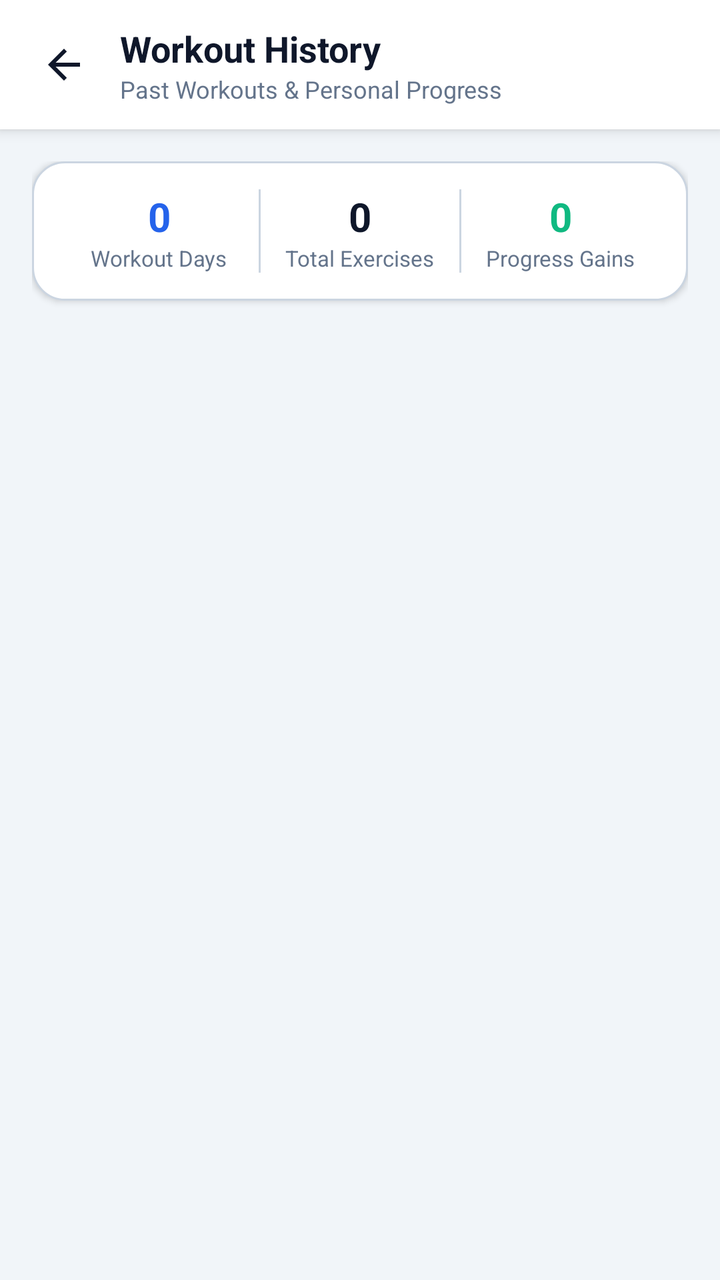
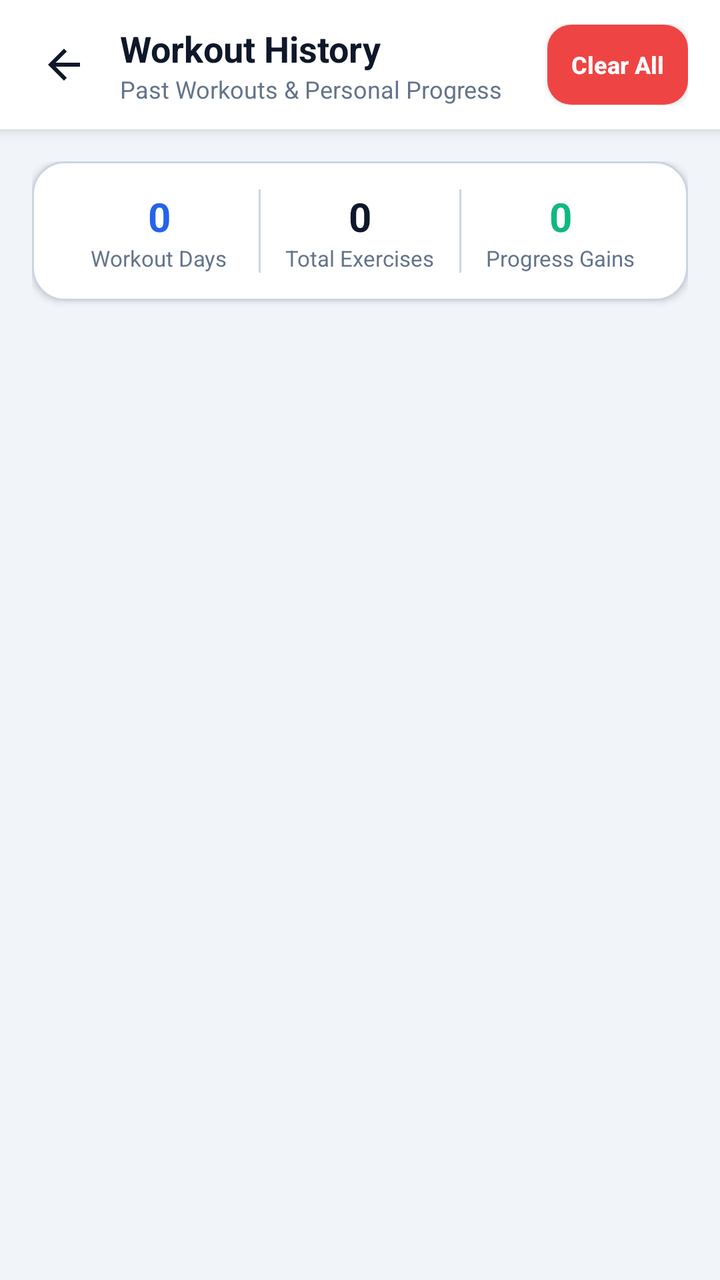

Two renders of the same Android screen: before a commit and after it. Below are the layout's source before the change and the commit's diff.
<!-- AndroidManifest.xml: application theme Theme.FitTrack -->
<!-- res/layout/activity_history.xml -->
<?xml version="1.0" encoding="utf-8"?>
<LinearLayout xmlns:android="http://schemas.android.com/apk/res/android"
    xmlns:tools="http://schemas.android.com/tools"
    android:layout_width="match_parent"
    android:layout_height="match_parent"
    android:background="?android:attr/colorBackground"
    android:orientation="vertical">

    
    <LinearLayout
        android:layout_width="match_parent"
        android:layout_height="wrap_content"
        android:background="?attr/colorSurface"
        android:elevation="4dp"
        android:gravity="center_vertical"
        android:orientation="horizontal"
        android:paddingStart="12dp"
        android:paddingTop="12dp"
        android:paddingEnd="16dp"
        android:paddingBottom="12dp">

        <ImageButton
            android:id="@+id/btnHistoryBack"
            android:layout_width="40dp"
            android:layout_height="40dp"
            android:background="?attr/selectableItemBackgroundBorderless"
            android:contentDescription="Go back"
            android:src="@drawable/ic_arrow_back" />

        <LinearLayout
            android:layout_width="0dp"
            android:layout_height="wrap_content"
            android:layout_marginStart="8dp"
            android:layout_weight="1"
            android:orientation="vertical">

            <TextView
                android:layout_width="wrap_content"
                android:layout_height="wrap_content"
                android:text="Workout History"
                android:textColor="?android:attr/textColorPrimary"
                android:textSize="18sp"
                android:textStyle="bold" />

            <TextView
                android:layout_width="wrap_content"
                android:layout_height="wrap_content"
                android:text="Past Workouts &amp; Personal Progress"
                android:textColor="?android:attr/textColorSecondary"
                android:textSize="12sp" />

        </LinearLayout>

    </LinearLayout>

    
    <LinearLayout
        android:layout_width="match_parent"
        android:layout_height="match_parent"
        android:orientation="vertical"
        android:padding="16dp">

        
        <LinearLayout
            android:id="@+id/llHistorySummaryBar"
            android:layout_width="match_parent"
            android:layout_height="wrap_content"
            android:layout_marginBottom="16dp"
            android:background="@drawable/bg_card"
            android:elevation="2dp"
            android:orientation="horizontal"
            android:padding="14dp"
            android:weightSum="3">

            <LinearLayout
                android:layout_width="0dp"
                android:layout_height="wrap_content"
                android:layout_weight="1"
                android:gravity="center"
                android:orientation="vertical">

                <TextView
                    android:id="@+id/tvTotalSessionsCount"
                    android:layout_width="wrap_content"
                    android:layout_height="wrap_content"
                    android:text="0"
                    android:textColor="?attr/colorPrimary"
                    android:textSize="20sp"
                    android:textStyle="bold" />

                <TextView
                    android:layout_width="wrap_content"
                    android:layout_height="wrap_content"
                    android:text="Workout Days"
                    android:textColor="?android:attr/textColorSecondary"
                    android:textSize="11sp" />
            </LinearLayout>

            <View
                android:layout_width="1dp"
                android:layout_height="match_parent"
                android:background="@color/border" />

            <LinearLayout
                android:layout_width="0dp"
                android:layout_height="wrap_content"
                android:layout_weight="1"
                android:gravity="center"
                android:orientation="vertical">

                <TextView
                    android:id="@+id/tvTotalExercisesCount"
                    android:layout_width="wrap_content"
                    android:layout_height="wrap_content"
                    android:text="0"
                    android:textColor="?android:attr/textColorPrimary"
                    android:textSize="20sp"
                    android:textStyle="bold" />

                <TextView
                    android:layout_width="wrap_content"
                    android:layout_height="wrap_content"
                    android:text="Total Exercises"
                    android:textColor="?android:attr/textColorSecondary"
                    android:textSize="11sp" />
            </LinearLayout>

            <View
                android:layout_width="1dp"
                android:layout_height="match_parent"
                android:background="@color/border" />

            <LinearLayout
                android:layout_width="0dp"
                android:layout_height="wrap_content"
                android:layout_weight="1"
                android:gravity="center"
                android:orientation="vertical">

                <TextView
                    android:id="@+id/tvTotalProgressCount"
                    android:layout_width="wrap_content"
                    android:layout_height="wrap_content"
                    android:text="0"
                    android:textColor="@color/accent"
                    android:textSize="20sp"
                    android:textStyle="bold" />

                <TextView
                    android:layout_width="wrap_content"
                    android:layout_height="wrap_content"
                    android:text="Progress Gains"
                    android:textColor="?android:attr/textColorSecondary"
                    android:textSize="11sp" />
            </LinearLayout>

        </LinearLayout>

        
        <LinearLayout
            android:id="@+id/llHistoryEmptyState"
            android:layout_width="match_parent"
            android:layout_height="wrap_content"
            android:layout_marginTop="32dp"
            android:gravity="center"
            android:orientation="vertical"
            android:padding="24dp"
            android:visibility="gone">

            <TextView
                android:layout_width="wrap_content"
                android:layout_height="wrap_content"
                android:text="📊"
                android:textSize="44sp" />

            <TextView
                android:layout_width="wrap_content"
                android:layout_height="wrap_content"
                android:layout_marginTop="12dp"
                android:text="No Workout History Yet"
                android:textColor="?android:attr/textColorPrimary"
                android:textSize="18sp"
                android:textStyle="bold" />

            <TextView
                android:layout_width="wrap_content"
                android:layout_height="wrap_content"
                android:layout_marginTop="6dp"
                android:gravity="center"
                android:text="Complete a workout routine to log your exercises and track your personal progress over time."
                android:textColor="?android:attr/textColorSecondary"
                android:textSize="13sp" />

            <androidx.appcompat.widget.AppCompatButton
                android:id="@+id/btnStartFirstWorkout"
                android:layout_width="wrap_content"
                android:layout_height="42dp"
                android:layout_marginTop="18dp"
                android:background="@drawable/bg_button_primary"
                android:paddingStart="16dp"
                android:paddingEnd="16dp"
                android:text="Go to Routines"
                android:textAllCaps="false"
                android:textColor="@color/white"
                android:textSize="13sp"
                android:textStyle="bold" />

        </LinearLayout>

        
        <androidx.recyclerview.widget.RecyclerView
            android:id="@+id/rvWorkoutHistory"
            android:layout_width="match_parent"
            android:layout_height="match_parent"
            android:clipToPadding="false"
            android:paddingBottom="16dp"
            tools:listitem="@layout/item_history_date_group" />

    </LinearLayout>

</LinearLayout>
<!-- res/layout/item_history_date_group.xml (included above) -->
<?xml version="1.0" encoding="utf-8"?>
<LinearLayout xmlns:android="http://schemas.android.com/apk/res/android"
    android:layout_width="match_parent"
    android:layout_height="wrap_content"
    android:layout_marginBottom="16dp"
    android:background="@drawable/bg_card"
    android:elevation="2dp"
    android:orientation="vertical"
    android:padding="16dp">

    
    <LinearLayout
        android:layout_width="match_parent"
        android:layout_height="wrap_content"
        android:gravity="center_vertical"
        android:orientation="horizontal">

        <TextView
            android:layout_width="wrap_content"
            android:layout_height="wrap_content"
            android:text="📅"
            android:textSize="18sp" />

        <LinearLayout
            android:layout_width="0dp"
            android:layout_height="wrap_content"
            android:layout_marginStart="8dp"
            android:layout_weight="1"
            android:orientation="vertical">

            <TextView
                android:id="@+id/tvDateGroupTitle"
                android:layout_width="wrap_content"
                android:layout_height="wrap_content"
                android:text="Tuesday, Nov 24, 2026"
                android:textColor="?android:attr/textColorPrimary"
                android:textSize="16sp"
                android:textStyle="bold" />

            <TextView
                android:id="@+id/tvDateGroupSubtitle"
                android:layout_width="wrap_content"
                android:layout_height="wrap_content"
                android:layout_marginTop="1dp"
                android:text="3 exercises logged"
                android:textColor="?android:attr/textColorSecondary"
                android:textSize="12sp" />

        </LinearLayout>

        <TextView
            android:id="@+id/tvDateGroupDuration"
            android:layout_width="wrap_content"
            android:layout_height="wrap_content"
            android:background="@drawable/bg_badge_neutral"
            android:paddingStart="8dp"
            android:paddingTop="4dp"
            android:paddingEnd="8dp"
            android:paddingBottom="4dp"
            android:text="⏱ 45 min"
            android:textColor="?attr/colorPrimary"
            android:textSize="12sp"
            android:textStyle="bold"
            android:visibility="gone" />

    </LinearLayout>

    
    <View
        android:layout_width="match_parent"
        android:layout_height="1dp"
        android:layout_marginTop="12dp"
        android:layout_marginBottom="6dp"
        android:background="@color/border" />

    
    <LinearLayout
        android:id="@+id/llDateExercisesContainer"
        android:layout_width="match_parent"
        android:layout_height="wrap_content"
        android:orientation="vertical" />

</LinearLayout>
<!-- resources referenced by this layout -->
<resources>
  <color name="accent">#10B981</color>
  <color name="border">#CBD5E1</color>
  <color name="white">#FFFFFFFF</color>
  <!-- drawable bg_badge_neutral (drawable) -->
  <?xml version="1.0" encoding="utf-8"?>
  <shape xmlns:android="http://schemas.android.com/apk/res/android"
      android:shape="rectangle">
      <solid android:color="@color/badge_neutral_bg" />
      <corners android:radius="12dp" />
      <stroke android:width="1dp" android:color="@color/badge_neutral_stroke" />
  </shape>
  <!-- drawable bg_button_primary (drawable) -->
  <?xml version="1.0" encoding="utf-8"?>
  <ripple xmlns:android="http://schemas.android.com/apk/res/android"
      android:color="#40FFFFFF">
      <item>
          <shape android:shape="rectangle">
              <solid android:color="@color/primary" />
              <corners android:radius="12dp" />
              <padding
                  android:bottom="14dp"
                  android:left="16dp"
                  android:right="16dp"
                  android:top="14dp" />
          </shape>
      </item>
  </ripple>
  <!-- drawable bg_card (drawable) -->
  <?xml version="1.0" encoding="utf-8"?>
  <shape xmlns:android="http://schemas.android.com/apk/res/android"
      android:shape="rectangle">
      <solid android:color="@color/surface" />
      <corners android:radius="16dp" />
      <stroke android:width="1dp" android:color="@color/border" />
  </shape>
  <!-- drawable ic_arrow_back (drawable) -->
  <vector xmlns:android="http://schemas.android.com/apk/res/android"
      android:width="24dp"
      android:height="24dp"
      android:viewportWidth="24"
      android:viewportHeight="24"
      android:tint="?attr/colorControlNormal">
      <path
          android:fillColor="@android:color/white"
          android:pathData="M20,11H7.83l5.59,-5.59L12,4l-8,8 8,8 1.41,-1.41L7.83,13H20v-2z" />
  </vector>
  <style name="Theme.FitTrack" parent="Base.Theme.FitTrack" />
  <color name="badge_neutral_bg">#F1F5F9</color>
  <color name="badge_neutral_stroke">#CBD5E1</color>
  <color name="primary">#2563EB</color>
  <color name="surface">#FFFFFF</color>
  <style name="Base.Theme.FitTrack" parent="Theme.MaterialComponents.DayNight.NoActionBar">
          <item name="colorPrimary">@color/primary</item>
          <item name="colorPrimaryVariant">@color/primary_dark</item>
          <item name="colorOnPrimary">@color/white</item>
          <item name="colorSecondary">@color/accent</item>
          <item name="colorSecondaryVariant">@color/accent</item>
          <item name="colorOnSecondary">@color/white</item>
          <item name="android:colorBackground">@color/bg_light</item>
          <item name="colorSurface">@color/surface</item>
          <item name="colorOnSurface">@color/text_primary</item>
          <item name="colorSurfaceVariant">@color/surface_elevated</item>
          <item name="colorOutline">@color/border</item>
          <item name="android:textColorPrimary">@color/text_primary</item>
          <item name="android:textColorSecondary">@color/text_secondary</item>
          <item name="android:textColorHint">@color/text_hint</item>
          <item name="android:statusBarColor">@color/surface</item>
          <item name="android:windowLightStatusBar">true</item>
          <item name="colorControlNormal">@color/text_primary</item>
      </style>
  <color name="primary_dark">#1D4ED8</color>
  <color name="bg_light">#F1F5F9</color>
  <color name="text_primary">#0F172A</color>
  <color name="surface_elevated">#F8FAFC</color>
  <color name="text_secondary">#64748B</color>
  <color name="text_hint">#94A3B8</color>
</resources>

<!-- the commit's change to res/layout/activity_history.xml (unified diff, before → after) -->
@@ -51,6 +51,30 @@
 
         </LinearLayout>
 
+        <androidx.appcompat.widget.AppCompatButton
+            android:id="@+id/btnClearHistory"
+            android:layout_width="wrap_content"
+            android:layout_height="wrap_content"
+            android:layout_marginStart="8dp"
+            android:background="@drawable/bg_button_primary"
+            android:backgroundTint="@color/error"
+            android:ellipsize="none"
+            android:gravity="center"
+            android:insetTop="0dp"
+            android:insetBottom="0dp"
+            android:maxLines="1"
+            android:minWidth="0dp"
+            android:minHeight="40dp"
+            android:paddingStart="12dp"
+            android:paddingTop="6dp"
+            android:paddingEnd="12dp"
+            android:paddingBottom="6dp"
+            android:text="@string/clear_all"
+            android:textAllCaps="false"
+            android:textColor="@color/white"
+            android:textSize="12sp"
+            android:textStyle="bold" />
+
     </LinearLayout>
 
     
@@ -194,11 +218,19 @@
             <androidx.appcompat.widget.AppCompatButton
                 android:id="@+id/btnStartFirstWorkout"
                 android:layout_width="wrap_content"
-                android:layout_height="42dp"
+                android:layout_height="wrap_content"
                 android:layout_marginTop="18dp"
                 android:background="@drawable/bg_button_primary"
+                android:ellipsize="none"
+                android:gravity="center"
+                android:insetTop="0dp"
+                android:insetBottom="0dp"
+                android:maxLines="1"
+                android:minHeight="40dp"
                 android:paddingStart="16dp"
+                android:paddingTop="8dp"
                 android:paddingEnd="16dp"
+                android:paddingBottom="8dp"
                 android:text="Go to Routines"
                 android:textAllCaps="false"
                 android:textColor="@color/white"
<!-- resource entries referenced after the edit -->
@@ -2,6 +2,7 @@
 <resources>
   <color name="accent">#10B981</color>
   <color name="border">#CBD5E1</color>
+  <color name="error">#EF4444</color>
   <color name="white">#FFFFFFFF</color>
   <!-- drawable bg_badge_neutral (drawable) -->
   <?xml version="1.0" encoding="utf-8"?>
@@ -46,6 +47,7 @@
           android:fillColor="@android:color/white"
           android:pathData="M20,11H7.83l5.59,-5.59L12,4l-8,8 8,8 1.41,-1.41L7.83,13H20v-2z" />
   </vector>
+  <string name="clear_all">Clear All</string>
   <style name="Theme.FitTrack" parent="Base.Theme.FitTrack" />
   <color name="badge_neutral_bg">#F1F5F9</color>
   <color name="badge_neutral_stroke">#CBD5E1</color>
